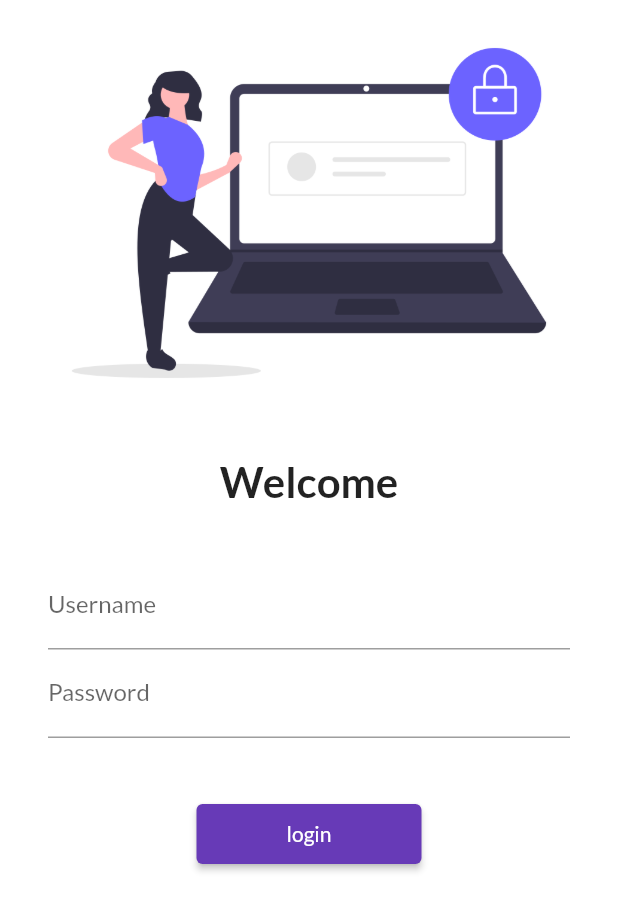
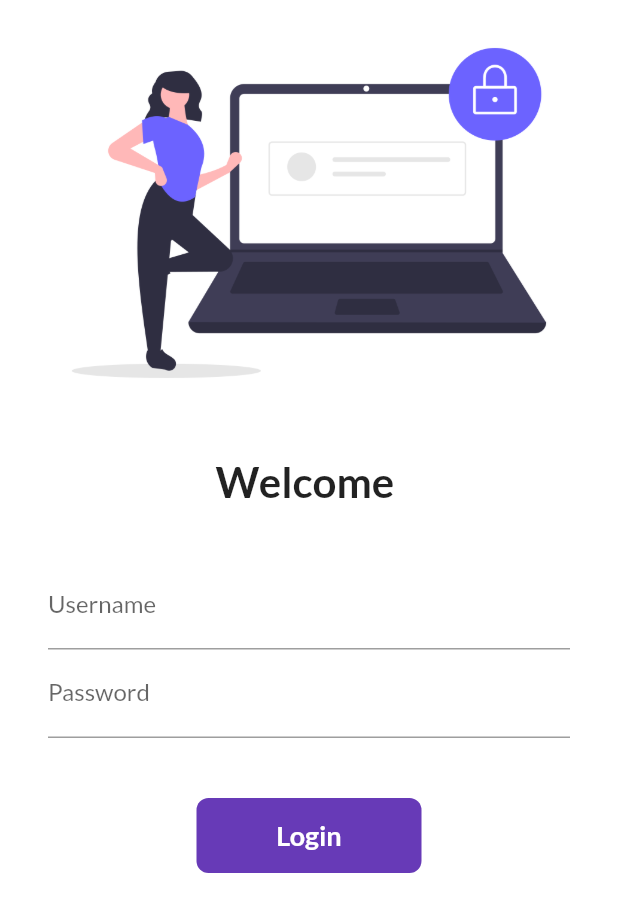
Before and after one commit to yashsharma1702/fluttercatalog, a Flutter app: the screen it shows after launch, on a phone screen of 412 x 824 dp. Shown: the top 912 px of the screen. Run offline on Flutter 3.47's test engine with Material 2 defaults, Android fonts, the phone set to English and light mode, and no system bars; our stand-ins replace google_fonts.

Commit message:
Update Login_page.dart
added animations to the login button.

```diff
--- a/lib/Pages/Login_page.dart
+++ b/lib/Pages/Login_page.dart
@@ -1,7 +1,14 @@
 import 'package:flutter/material.dart';
 import 'package:fluttercatalog/utils/routes.dart';
 
-class LoginPage extends StatelessWidget {
+class LoginPage extends StatefulWidget {
+  @override
+  State<LoginPage> createState() => _LoginPageState();
+}
+
+class _LoginPageState extends State<LoginPage> {
+  String name = "";
+  bool changeButton = false;
   @override
   Widget build(BuildContext context) {
     return Material(
@@ -17,7 +24,7 @@ class LoginPage extends StatelessWidget {
                 height: 20,
               ),
               Text(
-                "Welcome",
+                "Welcome $name",
                 style: TextStyle(
                   fontSize: 28,
                   fontWeight: FontWeight.bold,
@@ -35,6 +42,10 @@ class LoginPage extends StatelessWidget {
                       hintText: "Enter username",
                       labelText: "Username",
                     ),
+                    onChanged: (value) {
+                      name = value;
+                      setState(() {});
+                    },
                   ),
                   TextFormField(
                     obscureText: true,
@@ -46,13 +57,45 @@ class LoginPage extends StatelessWidget {
                   SizedBox(
                     height: 40.0,
                   ),
-                  ElevatedButton(
-                    child: Text("login"),
-                    style: TextButton.styleFrom(minimumSize: Size(150, 40)),
-                    onPressed: () {
+                  InkWell(
+                    onTap:() async {
+                      setState(() {
+                        changeButton=true;
+                      });
+                      await Future.delayed(Duration(seconds: 1));
                       Navigator.pushNamed(context, MyRoutes.homeRoute);
                     },
+                    child: AnimatedContainer(
+                      duration: Duration(seconds:1),
+                      width: changeButton ? 50 : 150,
+                      height: 50,
+                      alignment: Alignment.center,
+                      child: changeButton ? Icon(
+                        Icons.done,
+                        color:Colors.white,
+                      )
+                      :Text(
+                        "Login",
+                      style: TextStyle(
+                        color: Colors.white,
+                        fontWeight:FontWeight.bold,
+                        fontSize:18
+                    ),
+                    ),
+                    decoration: BoxDecoration(
+                      color: Colors.deepPurple,
+                      borderRadius:
+                        BorderRadius.circular(changeButton ? 50 : 8),
+                    )
+                    )
                   )
+                  // ElevatedButton(
+                  //   child: Text("login"),
+                  //   style: TextButton.styleFrom(minimumSize: Size(150, 40)),
+                  //   onPressed: () {
+                  //     Navigator.pushNamed(context, MyRoutes.homeRoute);
+                  //   },
+                  // )
                 ]),
               )
             ],
```
